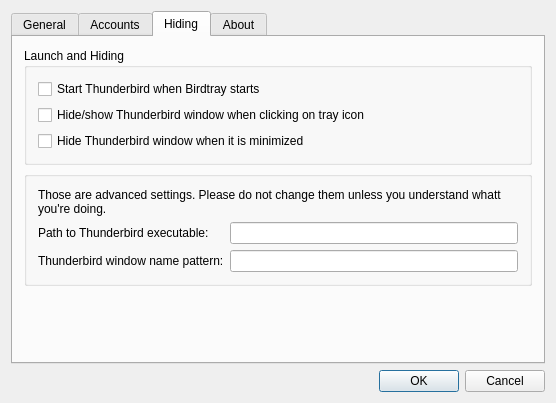
Old version of the form src/dialogsettings.ui in the repository gyunaev/birdtray.
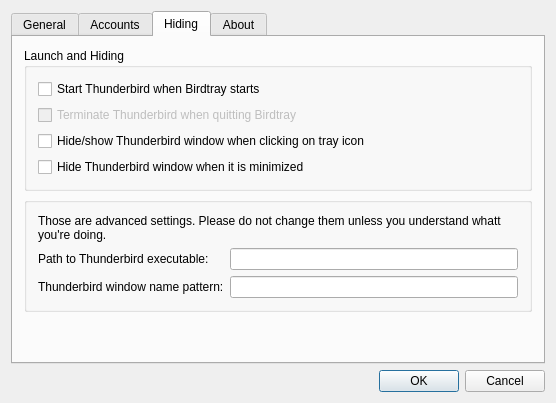
New version of the form. Custom widgets are drawn as their Qt base class.

Commit message: Added option to quit Thunderbird when Birdtray quits.

Diff of the .ui file:
```diff
--- a/src/dialogsettings.ui
+++ b/src/dialogsettings.ui
@@ -227,6 +227,16 @@
             </property>
            </widget>
           </item>
+          <item>
+           <widget class="QCheckBox" name="boxStopThunderbirdOnExit">
+            <property name="enabled">
+             <bool>false</bool>
+            </property>
+            <property name="text">
+             <string>Terminate Thunderbird when quitting Birdtray </string>
+            </property>
+           </widget>
+          </item>
           <item>
            <widget class="QCheckBox" name="boxShowHideThunderbird">
             <property name="text">
```
Left out of the diff: 19 changed lines with no effect on the pictures. The commit also changes 4 other files.
